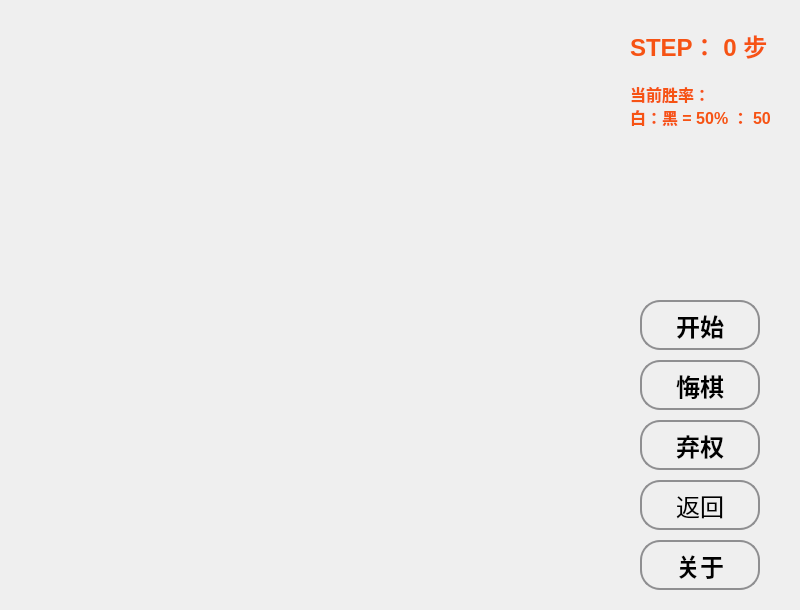
Qt form RicardoGoBang/pvmwindow.ui (maplefan/RicardoGoBang) before a commit.
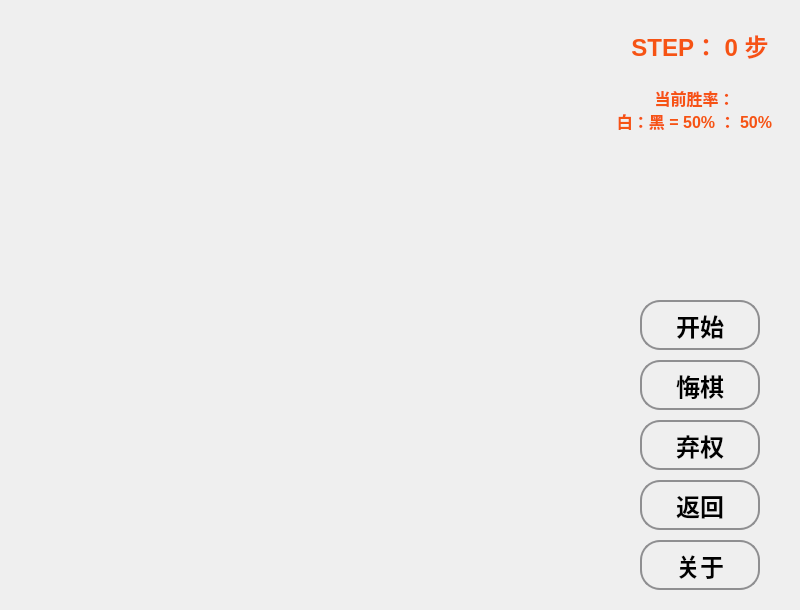
The same form after that commit.

```diff
--- a/RicardoGoBang/pvmwindow.ui
+++ b/RicardoGoBang/pvmwindow.ui
@@ -39,6 +39,8 @@
      <font>
       <family>Microsoft Sans Serif</family>
       <pointsize>18</pointsize>
+      <weight>75</weight>
+      <bold>true</bold>
      </font>
     </property>
     <property name="styleSheet">
@@ -237,14 +239,17 @@
     <property name="text">
      <string>STEP： 0 步</string>
     </property>
+    <property name="alignment">
+     <set>Qt::AlignCenter</set>
+    </property>
    </widget>
    <widget class="QLabel" name="label_rate">
     <property name="geometry">
      <rect>
-      <x>630</x>
-      <y>80</y>
-      <width>140</width>
-      <height>50</height>
+      <x>609</x>
+      <y>89</y>
+      <width>171</width>
+      <height>41</height>
      </rect>
     </property>
     <property name="font">
@@ -262,6 +267,9 @@
      <string>当前胜率：
 白：黑 = 50% ： 50%</string>
     </property>
+    <property name="alignment">
+     <set>Qt::AlignCenter</set>
+    </property>
    </widget>
    <widget class="QWidget" name="widget_chess" native="true">
     <property name="geometry">
```
